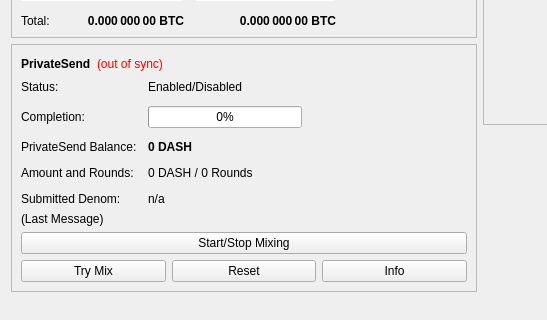
Qt form src/qt/forms/overviewpage.ui (entercoindev/enter) before a commit; both pictures show x 0 to 547 and y 178 to 498 of the 960 by 585 pixel window.
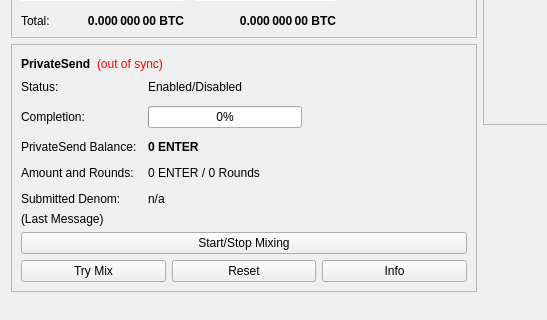
The same form after that commit.

```diff
--- a/src/qt/forms/overviewpage.ui
+++ b/src/qt/forms/overviewpage.ui
@@ -511,7 +511,7 @@
                </font>
               </property>
               <property name="text">
-               <string notr="true">0 DASH</string>
+               <string notr="true">0 ENTER</string>
               </property>
              </widget>
             </item>
@@ -525,7 +525,7 @@
             <item row="3" column="1">
              <widget class="QLabel" name="labelAmountRounds">
               <property name="text">
-               <string>0 DASH / 0 Rounds</string>
+               <string>0 ENTER / 0 Rounds</string>
               </property>
              </widget>
             </item>
```
Left out of the diff: 6 changed lines with no effect on the pictures.
